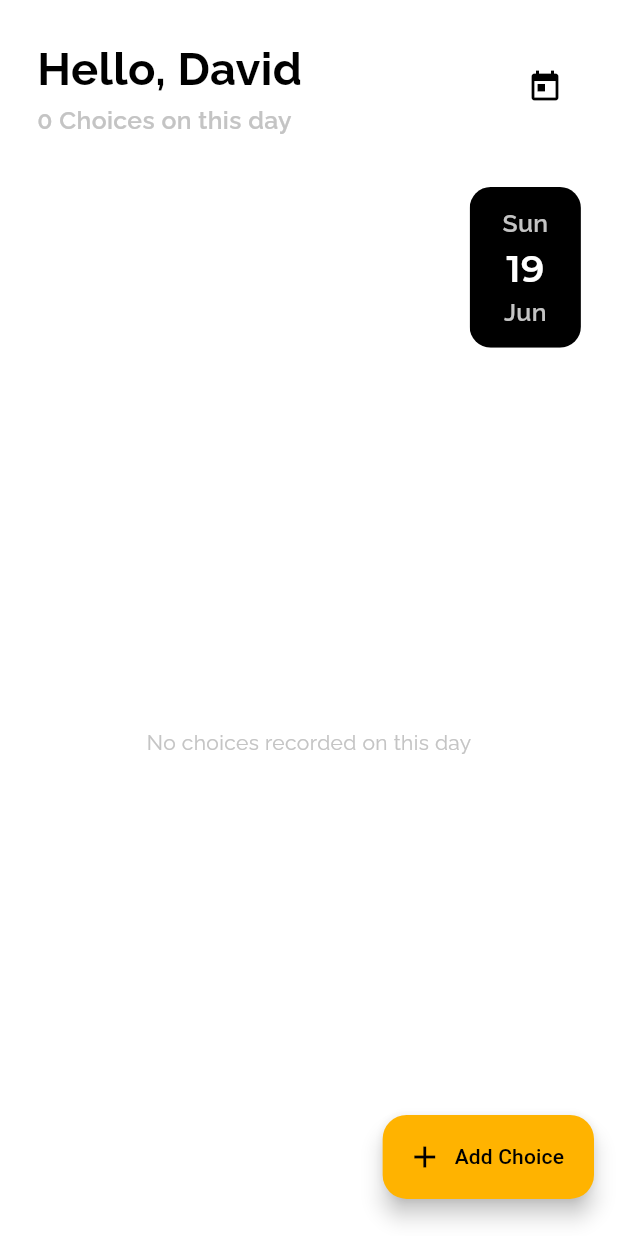
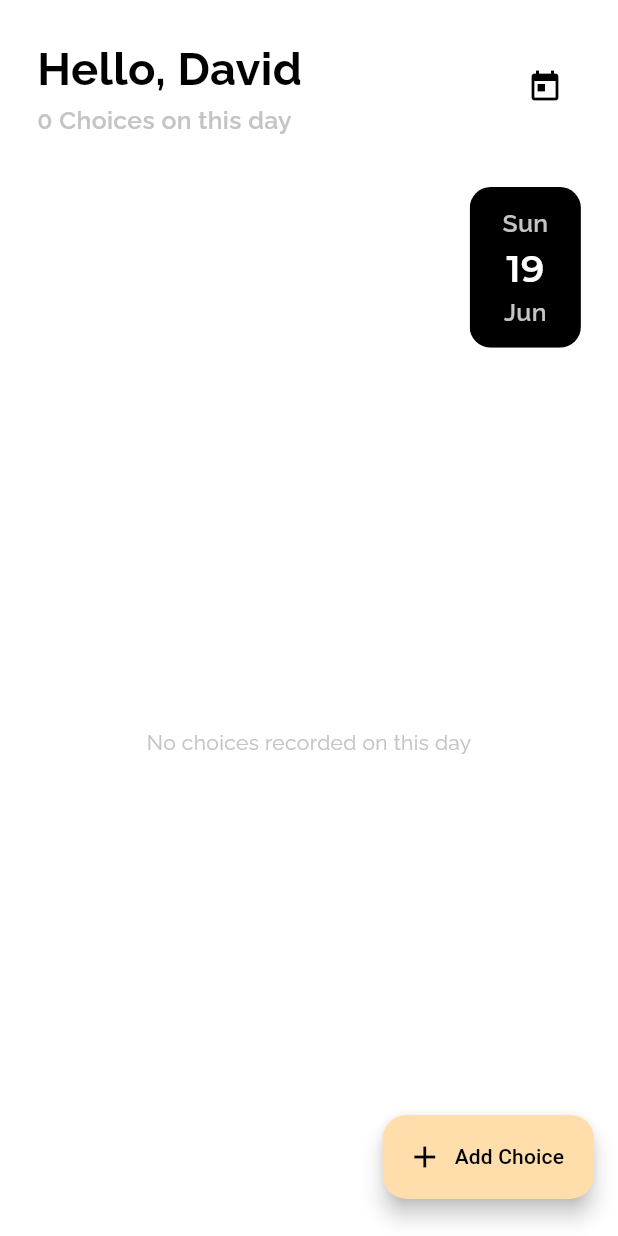
Before and after one commit to wickerlife/mychoices, a Flutter app: the screen it shows after launch, on a phone screen of 412 x 824 dp. Run offline on Flutter 3.47's test engine with Material 2 defaults, Android fonts, the light colour scheme and no system bars; our stand-ins replace date_format, equatable, flutter_easyloading, get, get_storage; missing offline and left inert: date_utils, enum_to_string, shared_preferences_web.

Commit message:
Adapted FAB

```diff
--- a/lib/app/modules/timeline/widgets/add_fab.dart
+++ b/lib/app/modules/timeline/widgets/add_fab.dart
@@ -1,6 +1,5 @@
 import 'package:flutter/material.dart';
 import 'package:flutter_easyloading/flutter_easyloading.dart';
-import 'package:maichoices/app/core/utils/extensions.dart';
 import 'package:maichoices/app/data/models/choice.dart';
 import 'package:maichoices/app/modules/add_choice/binding.dart';
 import 'package:maichoices/app/modules/add_choice/view.dart';
@@ -15,9 +14,7 @@ class AddChoiceActionButton extends StatelessWidget {
   @override
   Widget build(BuildContext context) {
     return FloatingActionButton.extended(
-      backgroundColor: LightColors.yellow,
       foregroundColor: LightColors.accentDark,
-      splashColor: LightColors.yellow.withAlpha(100),
       icon: const Icon(Icons.add),
       onPressed: () async {
         dynamic choicePackage = await Get.to(
@@ -36,82 +33,9 @@ class AddChoiceActionButton extends StatelessWidget {
             dismissOnTap: true,
             duration: const Duration(seconds: 1),
           );
-        } else {
-          // EasyLoading.showError(
-          //   'Choice was not recorded',
-          //   maskType: EasyLoadingMaskType.black,
-          //   dismissOnTap: true,
-          //   duration: const Duration(seconds: 1),
-          // );
         }
       },
-      label: Text("Add Choice"),
-    );
-    return Container(
-      decoration: BoxDecoration(boxShadow: [
-        BoxShadow(
-          offset: const Offset(4, 4),
-          blurRadius: 8,
-          color: LightColors.accentDark.withOpacity(0.2),
-        ),
-      ]),
-      child: Material(
-        color: Colors.transparent,
-        child: Ink(
-          width: 16.0.wp,
-          height: 16.0.wp,
-          decoration: BoxDecoration(
-            color: LightColors.yellow,
-            borderRadius: BorderRadius.circular(14),
-          ),
-          child: InkWell(
-            splashColor: LightColors.yellow.withOpacity(0.2),
-            customBorder: RoundedRectangleBorder(
-              borderRadius: BorderRadius.circular(14),
-            ),
-            onTap: () async {
-              dynamic choicePackage = await Get.to(
-                () => const AddChoiceView(),
-                binding: AddChoiceBinding(),
-                arguments: {
-                  'date': controller.getSelectedDay().toIso8601String(),
-                },
-              );
-              if (choicePackage is ChoicePackage && choicePackage.success) {
-                controller.addChoice(choicePackage.choice!);
-
-                EasyLoading.showSuccess(
-                  'New Choice Recorded!',
-                  maskType: EasyLoadingMaskType.black,
-                  dismissOnTap: true,
-                  duration: const Duration(seconds: 1),
-                );
-              } else {
-                // EasyLoading.showError(
-                //   'Choice was not recorded',
-                //   maskType: EasyLoadingMaskType.black,
-                //   dismissOnTap: true,
-                //   duration: const Duration(seconds: 1),
-                // );
-              }
-            },
-            child: Padding(
-              padding: EdgeInsets.symmetric(vertical: 3.0.wp),
-              child: Column(
-                mainAxisAlignment: MainAxisAlignment.spaceEvenly,
-                crossAxisAlignment: CrossAxisAlignment.center,
-                children: const [
-                  Icon(
-                    Icons.add,
-                    size: 24,
-                    color: LightColors.accentDark,
-                  ),
-                ],
-              ),
-            ),
-          ),
-        ),
-      ),
+      label: const Text("Add Choice"),
     );
   }
 }
```
Also changed, not shown: 1 other file.
